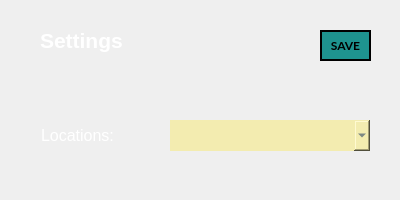
The window that frontend/ui/SettingsDialog.ui (mxrked/Medical-Office-Administration) describes before a commit, drawn with Qt 5.
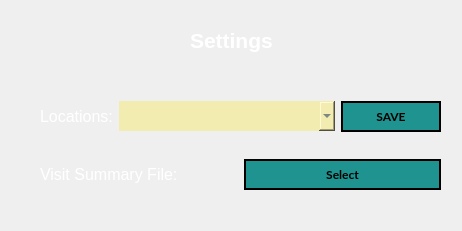
The same window after the commit. Icons and pictures are not drawn.

```diff
--- a/frontend/ui/SettingsDialog.ui
+++ b/frontend/ui/SettingsDialog.ui
@@ -6,8 +6,8 @@
    <rect>
     <x>0</x>
     <y>0</y>
-    <width>400</width>
-    <height>200</height>
+    <width>462</width>
+    <height>231</height>
    </rect>
   </property>
   <property name="minimumSize">
@@ -18,7 +18,7 @@
   </property>
   <property name="maximumSize">
    <size>
-    <width>400</width>
+    <width>600</width>
     <height>300</height>
    </size>
   </property>
@@ -30,18 +30,20 @@
 	border-image: url(:/newPrefix/imgs/app-bg.png);
 }</string>
   </property>
-  <widget class="QLabel" name="label">
+  <widget class="QLabel" name="settingsLabel">
    <property name="geometry">
     <rect>
-     <x>41</x>
-     <y>120</y>
-     <width>121</width>
-     <height>31</height>
+     <x>190</x>
+     <y>20</y>
+     <width>91</width>
+     <height>41</height>
     </rect>
    </property>
    <property name="font">
     <font>
-     <pointsize>12</pointsize>
+     <pointsize>16</pointsize>
+     <weight>75</weight>
+     <bold>true</bold>
     </font>
    </property>
    <property name="styleSheet">
@@ -50,20 +52,42 @@
 }</string>
    </property>
    <property name="text">
-    <string>Locations:</string>
+    <string>Settings</string>
    </property>
   </widget>
-  <widget class="QComboBox" name="settingsLocationsComboBox">
+  <widget class="QWidget" name="">
    <property name="geometry">
     <rect>
-     <x>170</x>
-     <y>120</y>
-     <width>200</width>
-     <height>31</height>
+     <x>40</x>
+     <y>80</y>
+     <width>401</width>
+     <height>131</height>
     </rect>
    </property>
-   <property name="styleSheet">
-    <string notr="true">QComboBox {
+   <layout class="QVBoxLayout" name="verticalLayout">
+    <item>
+     <layout class="QHBoxLayout" name="horizontalLayout">
+      <item>
+       <widget class="QLabel" name="label">
+        <property name="font">
+         <font>
+          <pointsize>12</pointsize>
+         </font>
+        </property>
+        <property name="styleSheet">
+         <string notr="true">QLabel {
+	color: white;
+}</string>
+        </property>
+        <property name="text">
+         <string>Locations:</string>
+        </property>
+       </widget>
+      </item>
+      <item>
+       <widget class="QComboBox" name="settingsLocationsComboBox">
+        <property name="styleSheet">
+         <string notr="true">QComboBox {
 	border-image: none;
     border: none;
 	min-width: 200px;
@@ -73,52 +97,82 @@
 	font-family: &quot;MS Shell Dlg 2&quot;;
 	font-size: 11;
 }</string>
-   </property>
-  </widget>
-  <widget class="QLabel" name="settingsLabel">
-   <property name="geometry">
-    <rect>
-     <x>40</x>
-     <y>20</y>
-     <width>161</width>
-     <height>41</height>
-    </rect>
-   </property>
-   <property name="font">
-    <font>
-     <pointsize>16</pointsize>
-     <weight>75</weight>
-     <bold>true</bold>
-    </font>
-   </property>
-   <property name="styleSheet">
-    <string notr="true">QLabel {
+        </property>
+       </widget>
+      </item>
+      <item>
+       <widget class="QPushButton" name="settingsDialog_SaveBtn">
+        <property name="minimumSize">
+         <size>
+          <width>100</width>
+          <height>31</height>
+         </size>
+        </property>
+        <property name="font">
+         <font>
+          <family>Lato</family>
+          <pointsize>9</pointsize>
+          <weight>75</weight>
+          <bold>true</bold>
+         </font>
+        </property>
+        <property name="styleSheet">
+         <string notr="true">QPushButton {
+	border-image: none;
+	background-color: rgb(30, 147, 143);
+	color: black;
+	border: 2px solid black;
+}
+
+QPushButton::hover {
+	background-color: rgb(14, 81, 85);
 	color: white;
 }</string>
-   </property>
-   <property name="text">
-    <string>Settings</string>
-   </property>
-  </widget>
-  <widget class="QPushButton" name="settingsDialog_SaveBtn">
-   <property name="geometry">
-    <rect>
-     <x>320</x>
-     <y>30</y>
-     <width>51</width>
-     <height>31</height>
-    </rect>
-   </property>
-   <property name="font">
-    <font>
-     <family>Lato</family>
-     <pointsize>9</pointsize>
-     <weight>75</weight>
-     <bold>true</bold>
-    </font>
-   </property>
-   <property name="styleSheet">
-    <string notr="true">QPushButton {
+        </property>
+        <property name="text">
+         <string>SAVE</string>
+        </property>
+       </widget>
+      </item>
+     </layout>
+    </item>
+    <item>
+     <layout class="QHBoxLayout" name="horizontalLayout_2">
+      <item>
+       <widget class="QLabel" name="label_2">
+        <property name="font">
+         <font>
+          <pointsize>12</pointsize>
+         </font>
+        </property>
+        <property name="styleSheet">
+         <string notr="true">QLabel {
+	color: white;
+}</string>
+        </property>
+        <property name="text">
+         <string>Visit Summary File:</string>
+        </property>
+       </widget>
+      </item>
+      <item>
+       <widget class="QPushButton" name="file_select">
+        <property name="minimumSize">
+         <size>
+          <width>100</width>
+          <height>31</height>
+         </size>
+        </property>
+        <property name="font">
+         <font>
+          <family>Lato</family>
+          <pointsize>9</pointsize>
+          <weight>75</weight>
+          <bold>true</bold>
+         </font>
+        </property>
+        <property name="styleSheet">
+         <string notr="true">QPushButton {
 	border-image: none;
 	background-color: rgb(30, 147, 143);
 	color: black;
@@ -129,10 +183,15 @@
 	background-color: rgb(14, 81, 85);
 	color: white;
 }</string>
-   </property>
-   <property name="text">
-    <string>SAVE</string>
-   </property>
+        </property>
+        <property name="text">
+         <string>Select</string>
+        </property>
+       </widget>
+      </item>
+     </layout>
+    </item>
+   </layout>
   </widget>
  </widget>
  <resources>
```
